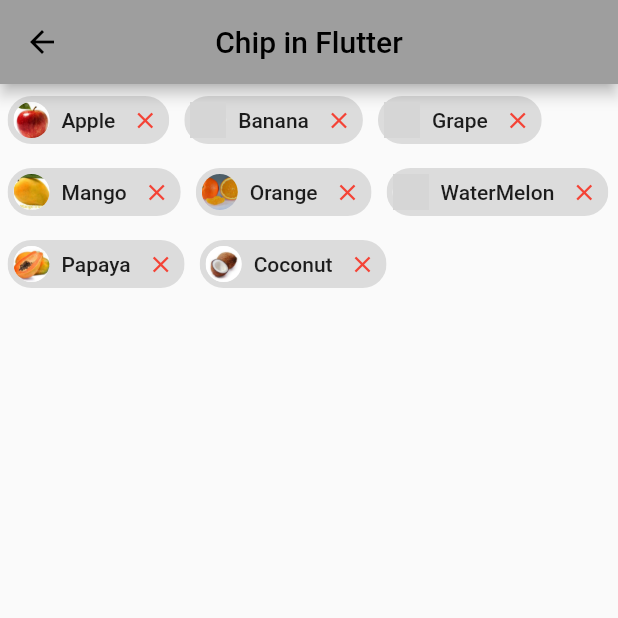
After one commit to sagarkoju/ArticleBlog, a Flutter app: the screen it shows after launch, after a tap on "Chip in flutter", on a phone screen of 412 x 824 dp, the top half of it. The commit adds this screen. Run offline on Flutter 3.47's test engine with Material 2 defaults, Android fonts, the light colour scheme and no system bars; our stand-ins replace badges, bloc, carousel_slider, emoji_picker_flutter, file_picker, flutter_bloc and 8 more; missing offline and left inert: alphabet_scroll_view; grey boxes are pictures that could not be loaded.

Commit message:
chip badge widget implement

```diff
--- a/lib/data/food_data.dart
+++ b/lib/data/food_data.dart
@@ -2,41 +2,49 @@ import 'package:vlogpost/model/student.dart';
 
 List<Fruit> fruits = [
   Fruit(
+      id: 1,
       name: 'Apple',
       desc:
           'An apple is an edible fruit produced by an apple tree (Malus domestica). Apple trees are cultivated worldwide and are the most widely grown species in the',
       url: 'assets/apple.jpg'),
   Fruit(
+      id: 2,
       name: 'Banana',
       desc:
           'banana is an elongated, edible fruit - botanically a berry - produced by several kinds of large herbaceous flowering plants in the genus Musa.',
       url: 'assets/banana.jpg'),
   Fruit(
+      id: 3,
       name: 'Grape',
       desc:
           'The grapefruit (Citrus × paradisi) is a subtropical citrus tree known for its relatively large, sour to semi-sweet, somewhat bitter fruit.',
       url: 'assets/grape.jpg'),
   Fruit(
+      id: 4,
       name: 'Mango',
       desc:
           'A mango is an edible stone fruit produced by the tropical tree Mangifera indica which is believed to have originated from the region between northwestern ...',
       url: 'assets/mango.jpg'),
   Fruit(
+      id: 5,
       name: 'Orange',
       desc:
           'An orange is a fruit of various citrus species in the family Rutaceae ); it primarily refers to Citrus × sinensis, which is also called sweet orange',
       url: 'assets/orange.jpg'),
   Fruit(
+      id: 6,
       name: 'WaterMelon',
       desc:
           'Watermelon is grown in favorable climates from tropical to temperate regions worldwide for its large edible fruit',
       url: 'assets/watermelon.jpg'),
   Fruit(
+      id: 7,
       name: 'Papaya',
       desc:
           'Papayas grow in tropical climates and are also known as papaws or pawpaws. Their sweet taste, vibrant color, and the wide variety of health benefits they ',
       url: 'assets/papaya.jpg'),
   Fruit(
+      id: 8,
       name: 'Coconut',
       desc:
           'A coconut is the edible fruit of the coconut palm (Cocos nucifera), a tree of the palm family. ',
--- a/lib/main.dart
+++ b/lib/main.dart
@@ -11,10 +11,12 @@ import 'package:vlogpost/screen/alphabetical_scroller.dart';
 import 'package:vlogpost/screen/animated_icons.dart';
 import 'package:vlogpost/screen/app_theme.dart';
 import 'package:vlogpost/screen/back_drop_filter.dart';
+import 'package:vlogpost/screen/badge.dart';
 import 'package:vlogpost/screen/bottom_overflow.dart';
 import 'package:vlogpost/screen/bottom_sheet.dart';
 import 'package:vlogpost/screen/cascade_operator.dart';
 import 'package:vlogpost/screen/checkbox.dart';
+import 'package:vlogpost/screen/chip.dart';
 import 'package:vlogpost/screen/cropper_image.dart';
 import 'package:vlogpost/screen/cupertino_action_sheet.dart';
 import 'package:vlogpost/screen/custom_painter.dart';
@@ -222,6 +224,32 @@ class _TextScreenState extends State<TextScreen> {
                               builder: (_) => const ImageSaveScreen()));
                     },
                     child: const Text('Save Images'),
+                  ),
+                ),
+                Container(
+                  padding: const EdgeInsets.symmetric(horizontal: 15),
+                  width: double.infinity,
+                  child: ElevatedButton(
+                    onPressed: () {
+                      Navigator.push(
+                          context,
+                          MaterialPageRoute(
+                              builder: (_) => const BadgeScreen()));
+                    },
+                    child: const Text('Bagde in flutter'),
+                  ),
+                ),
+                Container(
+                  padding: const EdgeInsets.symmetric(horizontal: 15),
+                  width: double.infinity,
+                  child: ElevatedButton(
+                    onPressed: () {
+                      Navigator.push(
+                          context,
+                          MaterialPageRoute(
+                              builder: (_) => const ChipScreen()));
+                    },
+                    child: const Text('Chip in flutter'),
                   ),
                 ),
                 Container(
--- a/lib/model/student.dart
+++ b/lib/model/student.dart
@@ -19,9 +19,11 @@ class Students {
 
 class Fruit {
   String name, desc, url;
+  int id;
   Fruit({
     required this.name,
     required this.desc,
     required this.url,
+    required this.id,
   });
 }
--- /dev/null
+++ b/lib/screen/chip.dart
@@ -0,0 +1,63 @@
+import 'package:flutter/material.dart';
+import 'package:vlogpost/data/food_data.dart';
+import 'package:vlogpost/model/student.dart';
+
+class ChipScreen extends StatefulWidget {
+  const ChipScreen({Key? key}) : super(key: key);
+
+  @override
+  State<ChipScreen> createState() => _ChipScreenState();
+}
+
+class _ChipScreenState extends State<ChipScreen> {
+  List<Fruit> fruit = [];
+
+  @override
+  void initState() {
+    fruit = List.of(fruits);
+    super.initState();
+  }
+
+  @override
+  Widget build(BuildContext context) {
+    return Scaffold(
+      appBar: AppBar(
+        title: const Text('Chip in Flutter'),
+        centerTitle: true,
+      ),
+      body: Wrap(
+        children: fruit
+            .map((e) => Padding(
+                  padding: const EdgeInsets.symmetric(horizontal: 5.0),
+                  child: Chip(
+                    label: Text(
+                      e.name,
+                    ),
+                    avatar: CircleAvatar(
+                      backgroundImage: AssetImage(e.url),
+                    ),
+                    onDeleted: () {
+                      setState(() {
+                        fruit.removeWhere((element) => element.id == e.id);
+                      });
+                      ScaffoldMessenger.of(context).showSnackBar(SnackBar(
+                          backgroundColor: Colors.teal,
+                          behavior: SnackBarBehavior.floating,
+                          shape: RoundedRectangleBorder(
+                            borderRadius: BorderRadius.circular(15),
+                          ),
+                          duration: const Duration(milliseconds: 1000),
+                          content: Text(
+                              'Item ${e.name} has been removed from the list')));
+                    },
+                    deleteIcon: const Icon(
+                      Icons.clear,
+                      color: Colors.red,
+                    ),
+                  ),
+                ))
+            .toList(),
+      ),
+    );
+  }
+}
--- a/pubspec.yaml
+++ b/pubspec.yaml
@@ -49,6 +49,7 @@ dependencies:
   flutter_slidable: ^1.3.0
   freezed_annotation: ^0.14.2
   http: ^0.13.3
+  badges: ^2.0.3
   # qr_code_scanner: ^0.7.0
 
 dev_dependencies:
```
Also changed, not shown: lib/screen/badge.dart (added, +49 -0 lines), pubspec.lock.
